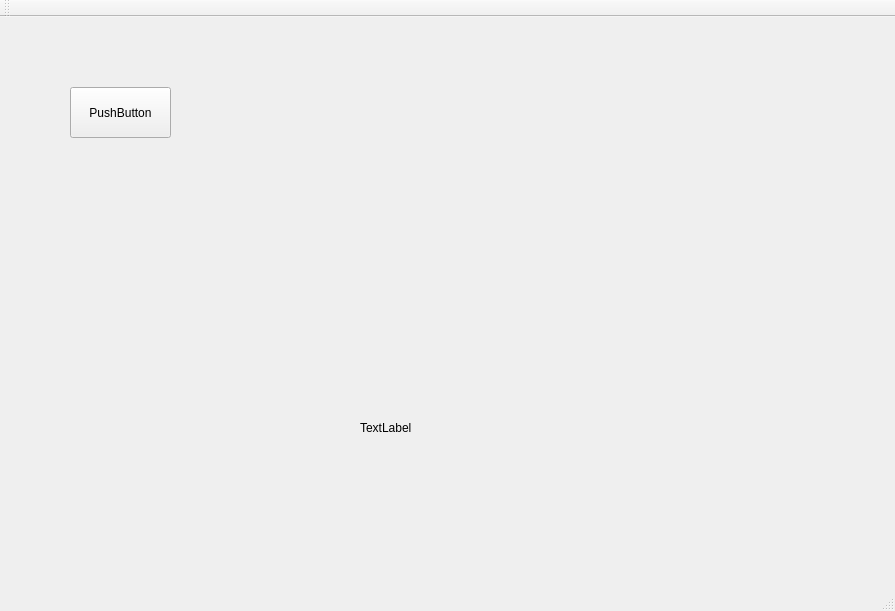
Before: the Qt Designer form OpenCVscratch/opencvscratch.ui in niklasniklas/OpenCV_Book1, drawn with Qt 5.
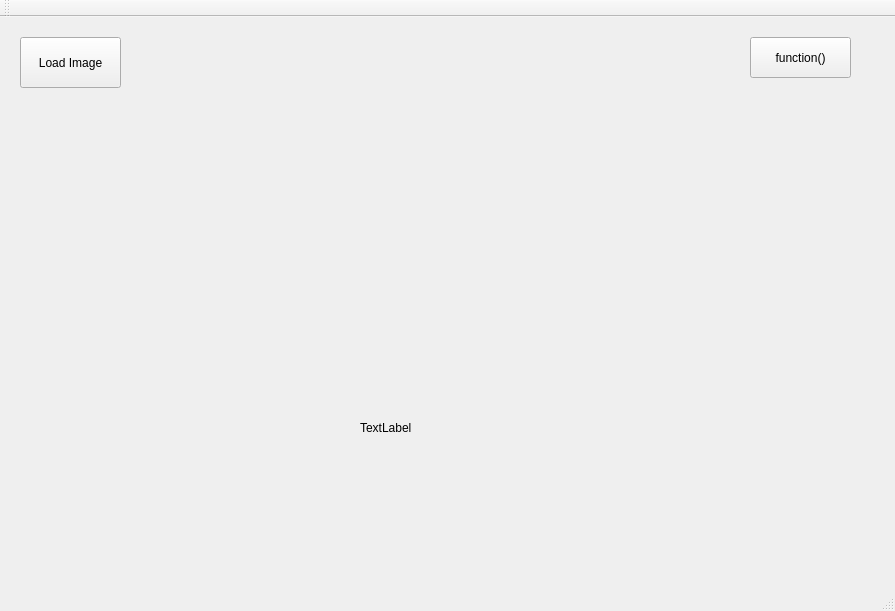
After: the same form once the commit is applied.

Diff of the .ui file:
```diff
--- a/OpenCVscratch/opencvscratch.ui
+++ b/OpenCVscratch/opencvscratch.ui
@@ -30,14 +30,27 @@
    <widget class="QPushButton" name="pushButton">
     <property name="geometry">
      <rect>
-      <x>70</x>
-      <y>70</y>
+      <x>20</x>
+      <y>20</y>
       <width>101</width>
       <height>51</height>
      </rect>
     </property>
     <property name="text">
-     <string>PushButton</string>
+     <string>Load Image</string>
+    </property>
+   </widget>
+   <widget class="QPushButton" name="pushButton_2">
+    <property name="geometry">
+     <rect>
+      <x>750</x>
+      <y>20</y>
+      <width>101</width>
+      <height>41</height>
+     </rect>
+    </property>
+    <property name="text">
+     <string>function()</string>
     </property>
    </widget>
   </widget>
```
